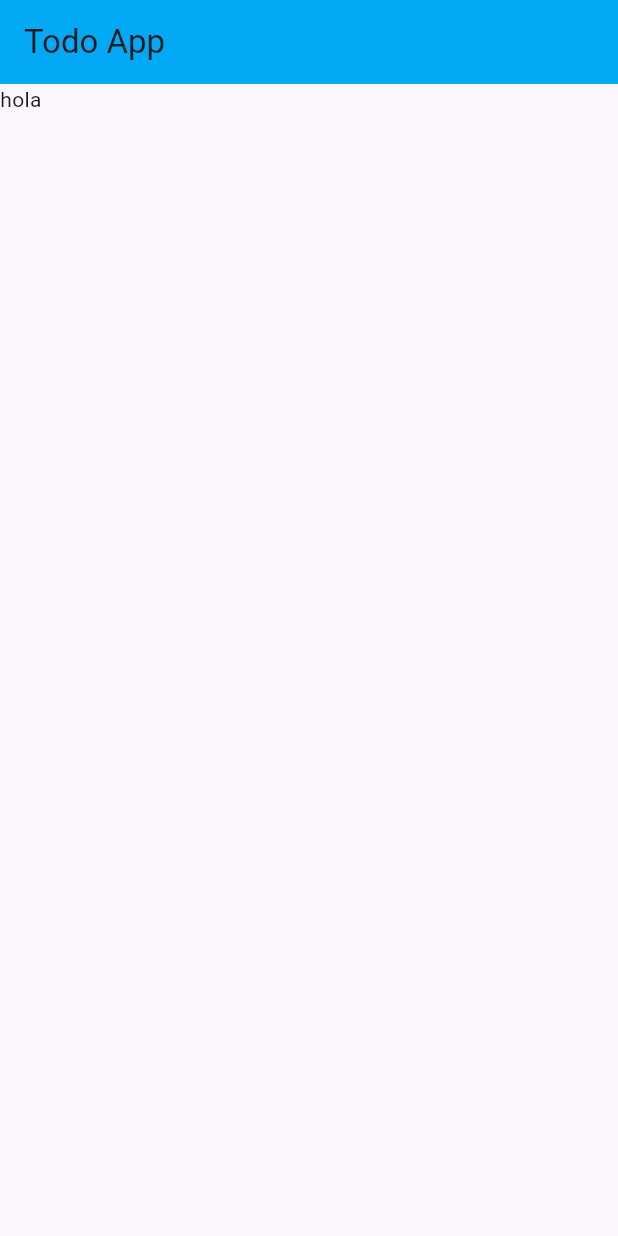
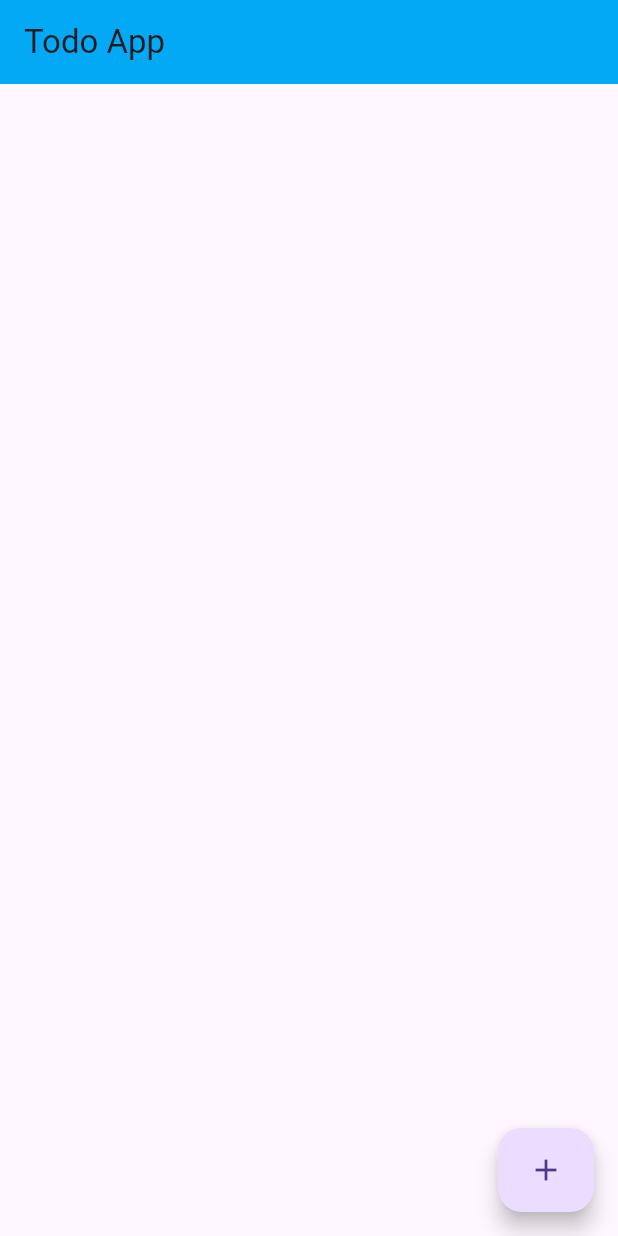
Before and after one commit to RandaeGS/todo-list-flutter, a Flutter app: the screen it shows after launch, on a phone screen of 412 x 824 dp. Run offline on Flutter 3.47's test engine with Material 3 defaults, Android fonts, the phone set to English and light mode, and no system bars.

```diff
--- a/lib/main.dart
+++ b/lib/main.dart
@@ -16,9 +16,17 @@ class MyApp extends StatelessWidget {
         appBar: AppBar(
           title: const Text("Todo App"),
           backgroundColor: Colors.lightBlue,
+
         ),
 
         body: const MyList(),
+
+        floatingActionButton: FloatingActionButton.extended(
+          onPressed:
+          () {
+
+          }, label: const Icon(Icons.add),
+        ),
       ),
     );
   }
@@ -39,7 +47,6 @@ class _MyListState extends State<MyList> {
     return const Column(
 
       children: [
-        const Text("hola")
       ],
     );
   }
```
